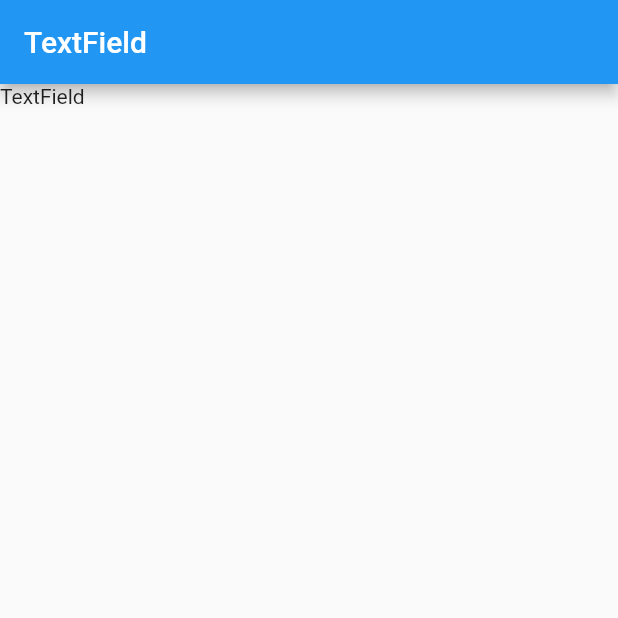
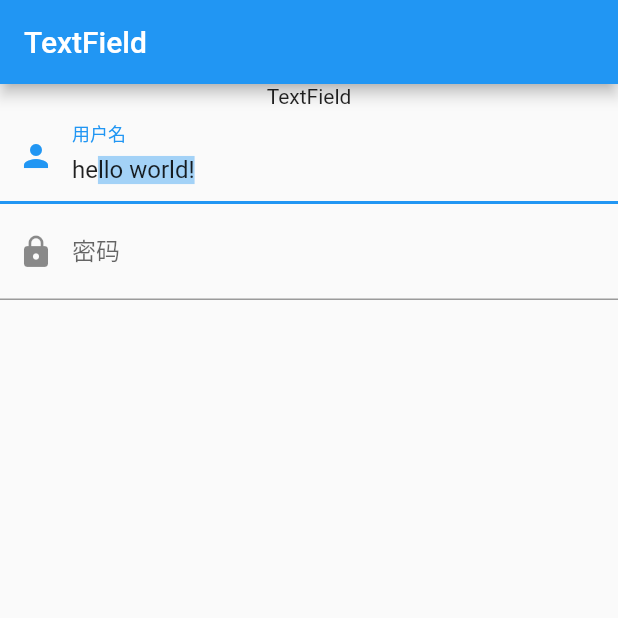
Before and after one commit to qieqie7/flutter-demo, a Flutter app: the screen it shows after launch, on a phone screen of 412 x 824 dp, the top half of it. Run offline on Flutter 3.47's test engine with Material 2 defaults, Android fonts, the phone set to English and light mode, and no system bars.

Commit message:
TextField

```diff
--- a/lib/text_field.dart
+++ b/lib/text_field.dart
@@ -11,10 +11,59 @@ class Home extends StatelessWidget {
         ),
         body: new Column(
           children: <Widget>[
-            Text('TextField')
+            Text('TextField'),
+            // username
+            new UnameTextField(),
+            // password
+            TextField(
+              decoration: InputDecoration(
+                  labelText: "密码",
+                  hintText: "您的登录密码",
+                  prefixIcon: Icon(Icons.lock)),
+              obscureText: true,
+              onChanged: (String value) {
+                print('print "$value" by onChanged');
+              },
+            ),
           ],
         ),
       ),
     );
   }
 }
+
+class UnameTextField extends StatefulWidget {
+  @override
+  State<StatefulWidget> createState() => new _UnameTextField();
+}
+
+class _UnameTextField extends State<UnameTextField> {
+  TextEditingController _unameController = new TextEditingController();
+
+  @override
+  void initState() {
+    super.initState();
+    _unameController.text="hello world!";
+    _unameController.selection=TextSelection(
+        baseOffset: 2,
+        extentOffset: _unameController.text.length
+    );
+    _unameController.addListener((){
+      print(_unameController.text);
+    });
+  }
+
+  @override
+  Widget build(BuildContext context) {
+    return TextField(
+      autofocus: true,
+      controller: _unameController,
+      decoration: InputDecoration(
+          labelText: "用户名", hintText: "用户名或邮箱", prefixIcon: Icon(Icons.person)),
+      onChanged: (String value) {
+        print('print "$value" by onChanged');
+        print('print "${_unameController.text}" from TextEditingController');
+      },
+    );
+  }
+}
```
